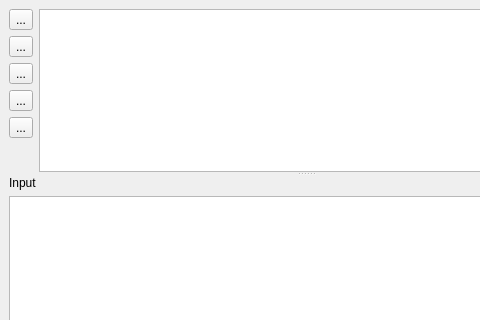
Before: the Qt Designer form field.ui in ralsina/ra-flip, drawn with Qt 5; both pictures show x 0 to 480 and y 0 to 320 of the 611 by 549 pixel window.
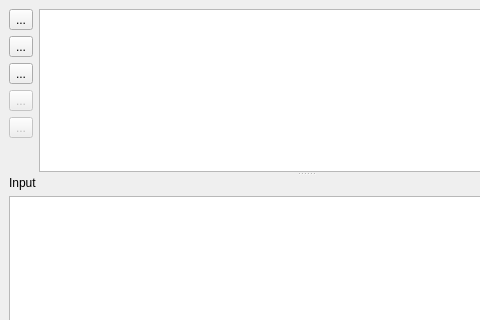
After: the same form once the commit is applied. Icons and pictures are not drawn.

Commit message: * Play / Stop / Pause implemented

Diff of the .ui file:
```diff
--- a/field.ui
+++ b/field.ui
@@ -81,6 +81,9 @@
          </item>
          <item>
           <widget class="QToolButton" name="stop" >
+           <property name="enabled" >
+            <bool>false</bool>
+           </property>
            <property name="text" >
             <string>...</string>
            </property>
@@ -94,12 +97,18 @@
          </item>
          <item>
           <widget class="QToolButton" name="pause" >
+           <property name="enabled" >
+            <bool>false</bool>
+           </property>
            <property name="text" >
             <string>...</string>
            </property>
            <property name="icon" >
             <iconset resource="icons.qrc" >:/player_pause.png</iconset>
            </property>
+           <property name="checkable" >
+            <bool>true</bool>
+           </property>
            <property name="autoRepeat" >
             <bool>true</bool>
            </property>
```
The commit also changes 2 other files.
